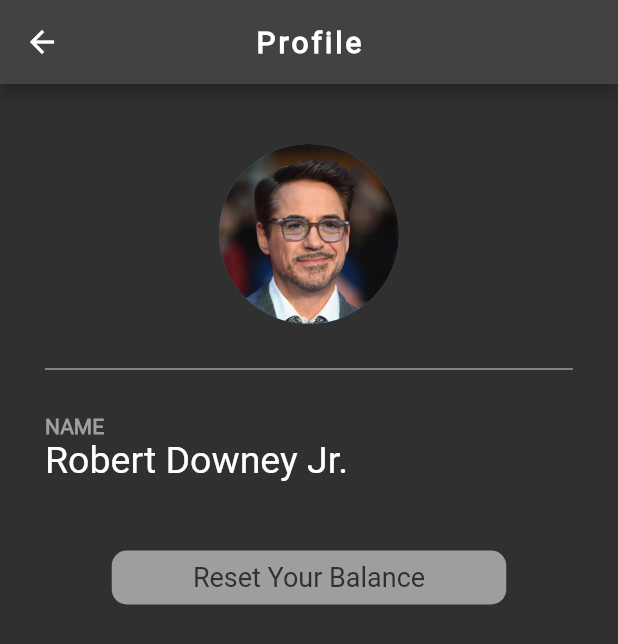
After one commit to Somesh53/assignment, a Flutter app: the ProfilePage screen opened by its route, on a phone screen of 412 x 824 dp. The commit adds this screen. Shown: the top 644 px of the screen. Run offline on Flutter 3.47's test engine with Material 2 defaults, Android fonts, the phone set to English and light mode, and no system bars.

Commit message:
profile page

```diff
--- /dev/null
+++ b/lib/pages/profile.dart
@@ -0,0 +1,99 @@
+// ignore_for_file: deprecated_member_use
+
+import 'package:flutter/material.dart';
+import 'package:assignment/pages/home.dart';
+import 'package:assignment/pages/profile.dart';
+
+import '../balance.dart';
+
+class ProfilePage extends StatefulWidget {
+  const ProfilePage({Key? key}) : super(key: key);
+
+  @override
+  State<ProfilePage> createState() => _ProfilePageState();
+}
+
+class _ProfilePageState extends State<ProfilePage> {
+  @override
+  Widget build(BuildContext context) {
+    return Scaffold(
+      backgroundColor: Colors.grey[850],
+      appBar: AppBar(
+        title: const Text(
+          'Profile',
+          style: TextStyle(
+            fontWeight: FontWeight.bold,
+            letterSpacing: 2.0,
+            color: Colors.white,
+            fontFamily: 'Roboto',
+          ),
+        ),
+        centerTitle: true,
+        backgroundColor: Colors.grey[800],
+      ),
+      body: Padding(
+        padding: const EdgeInsets.fromLTRB(30.0, 40.0, 30.0, 00.00),
+        child: (Column(
+          crossAxisAlignment: CrossAxisAlignment.start,
+          children: <Widget>[
+            Center(
+              child: CircleAvatar(
+                backgroundImage: AssetImage('assets/rdj.jpg'),
+                radius: 60.0,
+              ),
+            ),
+            Divider(
+              height: 60.0,
+              color: Color.fromARGB(255, 212, 212, 212),
+            ),
+            Text(
+              'NAME',
+              style: TextStyle(
+                color: Color.fromARGB(255, 158, 158, 158),
+                fontWeight: FontWeight.bold,
+              ),
+            ),
+            Text(
+              'Robert Downey Jr.',
+              style: TextStyle(
+                color: Colors.white,
+                fontFamily: 'Roboto',
+                fontSize: 25.0,
+              ),
+            ),
+            SizedBox(
+              height: 40.00,
+            ),
+            Center(
+              child: FlatButton(
+                onPressed: () {
+                  setState(() {
+                    balance = 0;
+                  });
+                },
+                child: Container(
+                  width: 263.0,
+                  height: 36.0,
+                  decoration: BoxDecoration(
+                      color: Color.fromARGB(255, 158, 158, 158),
+                      borderRadius: BorderRadius.all(Radius.circular(10))),
+                  child: Center(
+                    child: Text(
+                      'Reset Your Balance',
+                      textAlign: TextAlign.center,
+                      style: TextStyle(
+                        color: Colors.grey[850],
+                        fontFamily: 'Roboto',
+                        fontSize: 18.0,
+                      ),
+                    ),
+                  ),
+                ),
+              ),
+            ),
+          ],
+        )),
+      ),
+    );
+  }
+}
--- a/pubspec.yaml
+++ b/pubspec.yaml
@@ -58,9 +58,9 @@ flutter:
   uses-material-design: true
 
   # To add assets to your application, add an assets section, like this:
-  # assets:
-  #   - images/a_dot_burr.jpeg
-  #   - images/a_dot_ham.jpeg
+  assets:
+    - assets/rdj.jpg
+    # - images/a_dot_ham.jpeg
 
   # An image asset can refer to one or more resolution-specific "variants", see
   # https://flutter.dev/assets-and-images/#resolution-aware.
```
Also changed, not shown: lib/main.dart (+7 -162 lines), lib/pages/home.dart (added, +164 -0 lines), assets/rdj.jpg (added), lib/balance.dart (added).
